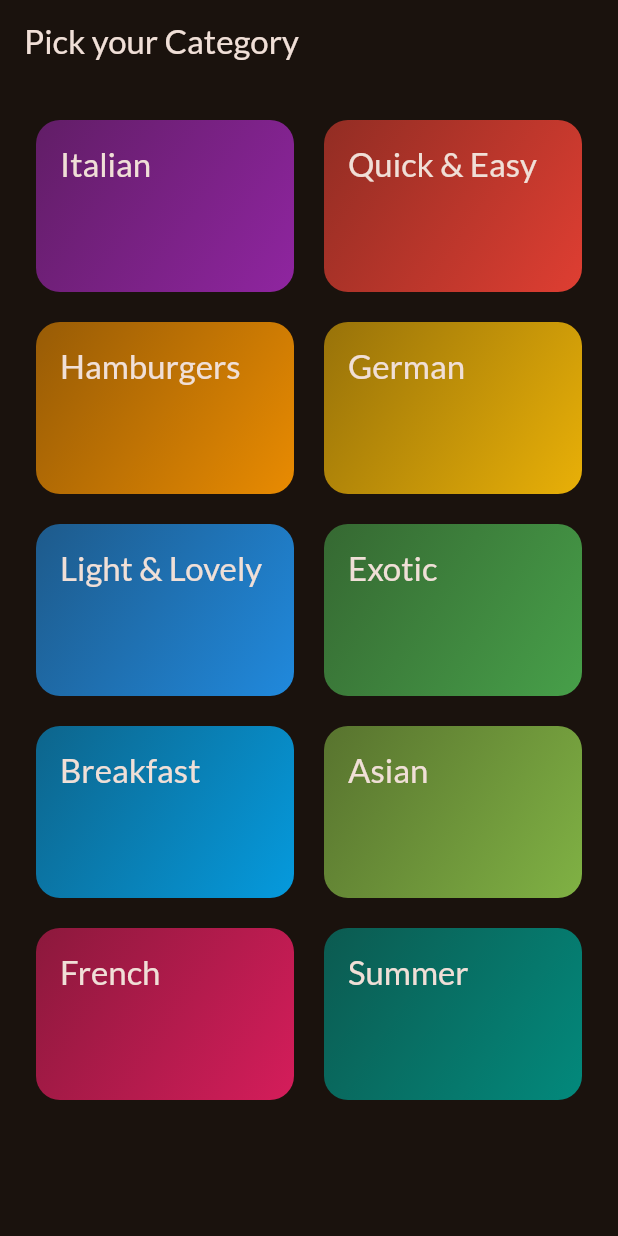
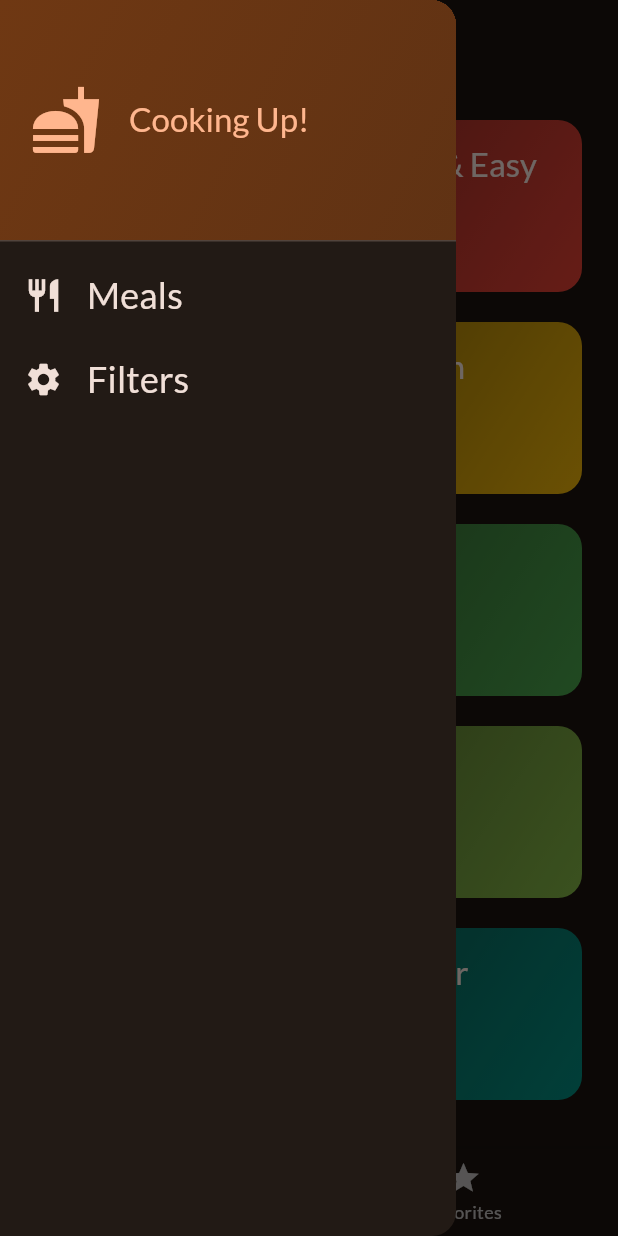
Before and after one commit to Sergey-Engineer/meals_app, a Flutter app: the screen it shows after launch, with the side drawer open (before the commit the screen has no drawer), on a phone screen of 412 x 824 dp. Run offline on Flutter 3.47's test engine with Material 2 defaults, Android fonts, the phone set to English and light mode, and no system bars; our stand-ins replace google_fonts, transparent_image; missing offline and left inert: meals_app.

```diff
--- a/lib/main.dart
+++ b/lib/main.dart
@@ -1,7 +1,7 @@
 import 'package:flutter/material.dart';
+import 'package:google_fonts/google_fonts.dart';
 
-import 'package:google_fonts/google_fonts.dart';
-import 'package:meals_app/screens/categories.dart';
+import '../screens/tabs.dart';
 
 final theme = ThemeData(
   useMaterial3: true,
@@ -22,8 +22,8 @@ class App extends StatelessWidget {
   @override
   Widget build(BuildContext context) {
     return MaterialApp(
-        theme: theme,
-        home: const CategoriesScreen(),
+      theme: theme,
+      home: const TabsScreen(),
     );
   }
 }
--- a/lib/models/category.dart
+++ b/lib/models/category.dart
@@ -1,10 +1,13 @@
 import 'package:flutter/material.dart';
 
 class Category {
+  const Category({
+    required this.id,
+    required this.title,
+    this.color = Colors.orange,
+  });
+
   final String id;
   final String title;
   final Color color;
-
-  const Category(
-      {required this.id, required this.title, this.color = Colors.orange});
 }
--- a/lib/screens/categories.dart
+++ b/lib/screens/categories.dart
@@ -1,41 +1,57 @@
 import 'package:flutter/material.dart';
-import 'package:meals_app/data/dummy_data.dart';
-import 'package:meals_app/screens/meals.dart';
-import 'package:meals_app/widgets/category_grid_item.dart';
-import 'package:meals_app/models/category.dart';
+
+import '../data/dummy_data.dart';
+import '../models/meal.dart';
+import '../widgets/category_grid_item.dart';
+import '../screens/meals.dart';
+import '../models/category.dart';
 
 class CategoriesScreen extends StatelessWidget {
-  const CategoriesScreen({Key? key}) : super(key: key);
+  const CategoriesScreen({
+    super.key,
+    required this.onToggleFavorite,
+    required this.availableMeals,
+  });
+
+  final void Function(Meal meal) onToggleFavorite;
+  final List<Meal> availableMeals;
 
   void _selectCategory(BuildContext context, Category category) {
-    final filteredMeals = dummyMeals
+    final filteredMeals = availableMeals
         .where((meal) => meal.categories.contains(category.id))
         .toList();
-    Navigator.of(context).push(MaterialPageRoute(
-        builder: (context) =>
-            MealsScreen(title: category.title, meals: filteredMeals)));
+
+    Navigator.of(context).push(
+      MaterialPageRoute(
+        builder: (ctx) => MealsScreen(
+          title: category.title,
+          meals: filteredMeals,
+          onToggleFavorite: onToggleFavorite,
+        ),
+      ),
+    ); // Navigator.push(context, route)
   }
 
   @override
   Widget build(BuildContext context) {
-    return Scaffold(
-      appBar: AppBar(
-        title: const Text('Pick your Category'),
-      ),
-      body: GridView(
+    return GridView(
       padding: const EdgeInsets.all(24),
       gridDelegate: const SliverGridDelegateWithFixedCrossAxisCount(
         crossAxisCount: 2,
         childAspectRatio: 3 / 2,
+        crossAxisSpacing: 20,
         mainAxisSpacing: 20,
-              crossAxisSpacing: 20),
+      ),
       children: [
+        // availableCategories.map((category) => CategoryGridItem(category: category)).toList()
         for (final category in availableCategories)
           CategoryGridItem(
             category: category,
-                onSelectCategory: () => _selectCategory(context, category),
+            onSelectCategory: () {
+              _selectCategory(context, category);
+            },
           )
-          ]),
+      ],
     );
   }
 }
--- /dev/null
+++ b/lib/screens/tabs.dart
@@ -0,0 +1,135 @@
+import 'package:flutter/material.dart';
+
+import '../data/dummy_data.dart';
+import '../models/meal.dart';
+import '../screens/categories.dart';
+import '../screens/filters.dart';
+import '../screens/meals.dart';
+import '../widgets/main_drawer.dart';
+
+const kInitialFilters = {
+  Filter.glutenFree: false,
+  Filter.lactoseFree: false,
+  Filter.vegetarian: false,
+  Filter.vegan: false
+};
+
+class TabsScreen extends StatefulWidget {
+  const TabsScreen({super.key});
+
+  @override
+  State<TabsScreen> createState() {
+    return _TabsScreenState();
+  }
+}
+
+class _TabsScreenState extends State<TabsScreen> {
+  int _selectedPageIndex = 0;
+  final List<Meal> _favoriteMeals = [];
+  Map<Filter, bool> _selectedFilters = kInitialFilters;
+
+  void _showInfoMessage(String message) {
+    ScaffoldMessenger.of(context).clearSnackBars();
+    ScaffoldMessenger.of(context).showSnackBar(
+      SnackBar(
+        content: Text(message),
+      ),
+    );
+  }
+
+  void _toggleMealFavoriteStatus(Meal meal) {
+    final isExisting = _favoriteMeals.contains(meal);
+
+    if (isExisting) {
+      setState(() {
+        _favoriteMeals.remove(meal);
+      });
+      _showInfoMessage('Meal is no longer a favorite.');
+    } else {
+      setState(() {
+        _favoriteMeals.add(meal);
+        _showInfoMessage('Marked as a favorite!');
+      });
+    }
+  }
+
+  void _selectPage(int index) {
+    setState(() {
+      _selectedPageIndex = index;
+    });
+  }
+
+  void _setScreen(String identifier) async {
+    Navigator.of(context).pop();
+    if (identifier == 'filters') {
+      final result = await Navigator.of(context).push<Map<Filter, bool>>(
+        MaterialPageRoute(
+          builder: (ctx) => FiltersScreen(
+            currentFilters: _selectedFilters,
+          ),
+        ),
+      );
+
+      setState(() {
+        _selectedFilters = result ?? kInitialFilters;
+      });
+    }
+  }
+
+  @override
+  Widget build(BuildContext context) {
+    final availableMeals = dummyMeals.where((meal) {
+      if (_selectedFilters[Filter.glutenFree]! && !meal.isGlutenFree) {
+        return false;
+      }
+      if (_selectedFilters[Filter.lactoseFree]! && !meal.isLactoseFree) {
+        return false;
+      }
+      if (_selectedFilters[Filter.vegetarian]! && !meal.isVegetarian) {
+        return false;
+      }
+      if (_selectedFilters[Filter.vegan]! && !meal.isVegan) {
+        return false;
+      }
+      return true;
+    }).toList();
+
+    Widget activePage = CategoriesScreen(
+      onToggleFavorite: _toggleMealFavoriteStatus,
+      availableMeals: availableMeals,
+    );
+    var activePageTitle = 'Categories';
+
+    if (_selectedPageIndex == 1) {
+      activePage = MealsScreen(
+        meals: _favoriteMeals,
+        onToggleFavorite: _toggleMealFavoriteStatus,
+      );
+      activePageTitle = 'Your Favorites';
+    }
+
+    return Scaffold(
+      appBar: AppBar(
+        title: Text(activePageTitle),
+      ),
+      drawer: MainDrawer(
+        onSelectScreen: _setScreen,
+      ),
+      body: activePage,
+      bottomNavigationBar: BottomNavigationBar(
+        onTap: _selectPage,
+        currentIndex: _selectedPageIndex,
+        items: const [
+          BottomNavigationBarItem(
+            icon: Icon(Icons.set_meal),
+            label: 'Categories',
+          ),
+          BottomNavigationBarItem(
+            icon: Icon(Icons.star),
+            label: 'Favorites',
+          ),
+        ],
+      ),
+    );
+  }
+}
--- a/lib/widgets/category_grid_item.dart
+++ b/lib/widgets/category_grid_item.dart
@@ -1,11 +1,14 @@
 import 'package:flutter/material.dart';
-import 'package:meals_app/models/category.dart';
-import 'package:meals_app/screens/meals.dart';
+
+import '../models/category.dart';
 
 class CategoryGridItem extends StatelessWidget {
-  const CategoryGridItem(
-      {Key? key, required this.category, required this.onSelectCategory})
-      : super(key: key);
+  const CategoryGridItem({
+    super.key,
+    required this.category,
+    required this.onSelectCategory,
+  });
+
   final Category category;
   final void Function() onSelectCategory;
 
@@ -19,16 +22,19 @@ class CategoryGridItem extends StatelessWidget {
         padding: const EdgeInsets.all(16),
         decoration: BoxDecoration(
             borderRadius: BorderRadius.circular(16),
-            gradient: LinearGradient(colors: [
-              category.color.withOpacity(0.55),
-              category.color.withOpacity(0.9)
-            ], begin: Alignment.topLeft, end: Alignment.bottomRight)),
+            gradient: LinearGradient(
+              colors: [
+                category.color.withOpacity(0.55),
+                category.color.withOpacity(0.9),
+              ],
+              begin: Alignment.topLeft,
+              end: Alignment.bottomRight,
+            )),
         child: Text(
           category.title,
-          style: Theme.of(context)
-              .textTheme
-              .titleLarge!
-              .copyWith(color: Theme.of(context).colorScheme.onBackground),
+          style: Theme.of(context).textTheme.titleLarge!.copyWith(
+                color: Theme.of(context).colorScheme.onBackground,
+              ),
         ),
       ),
     );
--- /dev/null
+++ b/lib/widgets/main_drawer.dart
@@ -0,0 +1,83 @@
+import 'package:flutter/material.dart';
+
+class MainDrawer extends StatelessWidget {
+  const MainDrawer({super.key, required this.onSelectScreen});
+
+  final void Function(String identifier) onSelectScreen;
+
+  @override
+  Widget build(BuildContext context) {
+    return Drawer(
+      child: Column(
+        children: [
+          DrawerHeader(
+            padding: const EdgeInsets.all(20),
+            decoration: BoxDecoration(
+              gradient: LinearGradient(
+                colors: [
+                  Theme.of(context).colorScheme.primaryContainer,
+                  Theme.of(context)
+                      .colorScheme
+                      .primaryContainer
+                      .withOpacity(0.8),
+                ],
+                begin: Alignment.topLeft,
+                end: Alignment.bottomRight,
+              ),
+            ),
+            child: Row(
+              children: [
+                Icon(
+                  Icons.fastfood,
+                  size: 48,
+                  color: Theme.of(context).colorScheme.primary,
+                ),
+                const SizedBox(width: 18),
+                Text(
+                  'Cooking Up!',
+                  style: Theme.of(context).textTheme.titleLarge!.copyWith(
+                        color: Theme.of(context).colorScheme.primary,
+                      ),
+                ),
+              ],
+            ),
+          ),
+          ListTile(
+            leading: Icon(
+              Icons.restaurant,
+              size: 26,
+              color: Theme.of(context).colorScheme.onBackground,
+            ),
+            title: Text(
+              'Meals',
+              style: Theme.of(context).textTheme.titleSmall!.copyWith(
+                    color: Theme.of(context).colorScheme.onBackground,
+                    fontSize: 24,
+                  ),
+            ),
+            onTap: () {
+              onSelectScreen('meals');
+            },
+          ),
+          ListTile(
+            leading: Icon(
+              Icons.settings,
+              size: 26,
+              color: Theme.of(context).colorScheme.onBackground,
+            ),
+            title: Text(
+              'Filters',
+              style: Theme.of(context).textTheme.titleSmall!.copyWith(
+                    color: Theme.of(context).colorScheme.onBackground,
+                    fontSize: 24,
+                  ),
+            ),
+            onTap: () {
+              onSelectScreen('filters');
+            },
+          ),
+        ],
+      ),
+    );
+  }
+}
--- a/pubspec.yaml
+++ b/pubspec.yaml
@@ -1,4 +1,4 @@
-name: meals_app
+name: meals
 description: A new Flutter project.
 # The following line prevents the package from being accidentally published to
 # pub.dev using `flutter pub publish`. This is preferred for private packages.
@@ -19,7 +19,7 @@ publish_to: 'none' # Remove this line if you wish to publish to pub.dev
 version: 1.0.0+1
 
 environment:
-  sdk: '>=2.19.4 <3.0.0'
+  sdk: '>=2.19.2 <3.0.0'
 
 # Dependencies specify other packages that your package needs in order to work.
 # To automatically upgrade your package dependencies to the latest versions
@@ -35,7 +35,7 @@ dependencies:
   # The following adds the Cupertino Icons font to your application.
   # Use with the CupertinoIcons class for iOS style icons.
   cupertino_icons: ^1.0.2
-  google_fonts: ^4.0.4
+  google_fonts: ^4.0.3
   transparent_image: ^2.0.1
 
 dev_dependencies:
```
Also changed, not shown: lib/screens/filters.dart (added, +162 -0 lines), lib/screens/meal_deetail_screen.dart (added, +22 -0 lines), lib/screens/meal_details.dart (added, +78 -0 lines), lib/screens/meals.dart (+47 -21 lines), lib/widgets/meal_item.dart (+54 -12 lines), lib/widgets/meal_item_trait.dart (added, +30 -0 lines). Lines whose indentation alone changed are shown as unchanged.
